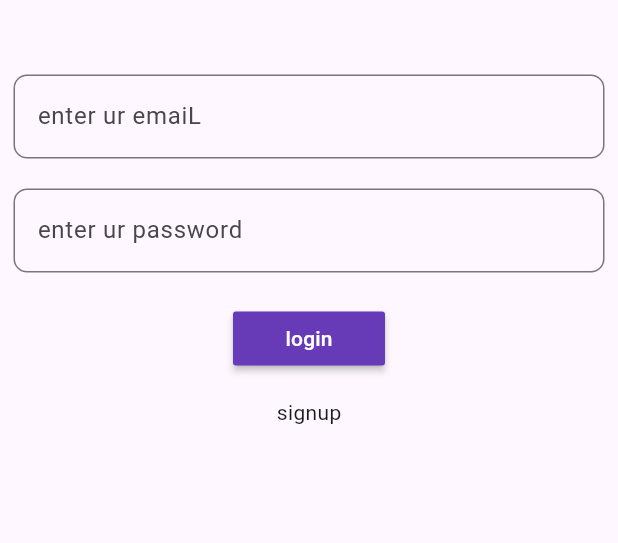
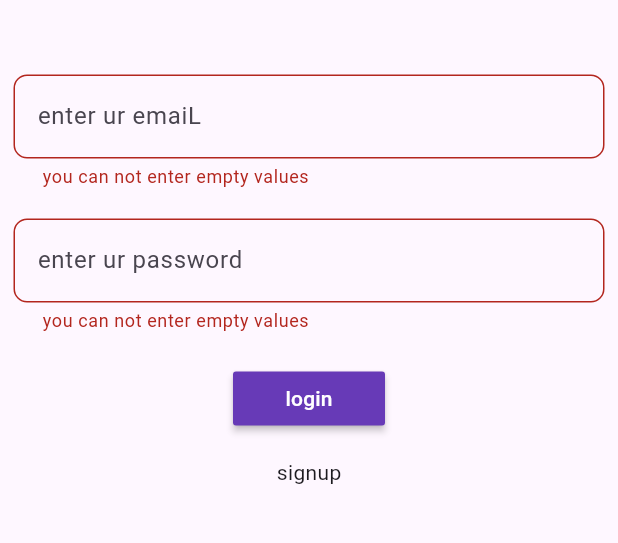
Before and after one commit to mohamadalnabhan/notesapp_php, a Flutter app: the screen it shows after launch, after a tap on "login", on a phone screen of 412 x 824 dp, the part 398-941 px from its top. Run offline on Flutter 3.47's test engine with Material 3 defaults, Android fonts, the phone set to English and light mode, and no system bars; our stand-ins replace awesome_dialog, shared_preferences.

Commit message:
6th commit

```diff
--- a/lib/auth/login.dart
+++ b/lib/auth/login.dart
@@ -1,5 +1,10 @@
+import 'package:awesome_dialog/awesome_dialog.dart';
 import 'package:flutter/material.dart';
+import 'package:php_app/constant/links.dart';
+import 'package:php_app/customWidgets/crud.dart';
 import 'package:php_app/customWidgets/custom_text_form.dart';
+import 'package:php_app/customWidgets/custom_validator.dart';
+import 'package:php_app/main.dart';
 
 class Login extends StatefulWidget {
   const Login({super.key});
@@ -9,17 +14,51 @@ class Login extends StatefulWidget {
 }
 
 class _LoginState extends State<Login> {
+  Crud crud = Crud();
+  bool isLoading = false;
+  GlobalKey<FormState> formstate = GlobalKey();
   TextEditingController email = TextEditingController();
   TextEditingController password = TextEditingController();
-  @override
+
+  logIn() async {
+    bool isLoading = true;
+    setState(() {});
+    if (formstate.currentState!.validate()) {
+      var response = await crud.PostRequest(LinkLogin, {
+        "email": email.text,
+        "password": password.text,
+      });
+      bool isLoading = true;
+      setState(() {});
+      if (response['status'] == "success") {
+        sharedPreferences.setString("id", response['data']['id'].toString());
+        sharedPreferences.setString("username", response['data']['username']);
+        sharedPreferences.setString("email", response['data']['email']);
+        Navigator.of(context).pushNamedAndRemoveUntil("home", (route) => false);
+      } else {
+        return AwesomeDialog(
+          context: (context),
+          title: "login failed",
+          body: Text(
+            "your email or password are wrong ,or ur email does not exist ",
+          ),
+        )..show();
+      }
+    }
+  }
+
   Widget build(BuildContext context) {
     return Scaffold(
       appBar: AppBar(
-        title: Text("login Page",style: TextStyle(color: Colors.white),),
+        title: Text("login Page", style: TextStyle(color: Colors.white)),
 
         backgroundColor: Colors.deepPurple,
       ),
-      body: Form(
+      body:
+          isLoading == true
+              ? Center(child: CircularProgressIndicator())
+              : Form(
+                key: formstate,
                 child: ListView(
                   children: [
                     Container(
@@ -32,10 +71,18 @@ class _LoginState extends State<Login> {
                             height: 200,
                           ),
                           const SizedBox(height: 50),
-                  CustomTextForm(textHint: "enter ur emaiL",
-                   controller: email),
+                          CustomTextForm(
+                            valid: (val) {
+                              return validateForm(val!, 3, 50);
+                            },
+                            textHint: "enter ur emaiL",
+                            controller: email,
+                          ),
                           const SizedBox(height: 20),
                           CustomTextForm(
+                            valid: (val) {
+                              return validateForm(val!, 3, 50);
+                            },
                             textHint: "enter ur password",
                             controller: password,
                           ),
@@ -44,7 +91,9 @@ class _LoginState extends State<Login> {
                             textColor: Colors.white,
                             color: Colors.deepPurple,
                             padding: EdgeInsets.symmetric(horizontal: 35),
-                    onPressed: () {},
+                            onPressed: () async {
+                              await logIn();
+                            },
                             child: Text("login"),
                           ),
                           const SizedBox(height: 15),
--- a/lib/constant/links.dart
+++ b/lib/constant/links.dart
@@ -1,3 +1,4 @@
 const String LinkServerName ="http://10.0.2.2/phppractice";
 
 const String LinkSignUp = "$LinkServerName/auth/signup.php";
+const String LinkLogin = "$LinkServerName/auth/login.php";
--- a/lib/customWidgets/custom_text_form.dart
+++ b/lib/customWidgets/custom_text_form.dart
@@ -4,11 +4,13 @@ import 'package:flutter/material.dart';
 class CustomTextForm extends StatelessWidget {
  TextEditingController? controller;
  final String textHint ;
-  CustomTextForm({super.key, required this.textHint , required this.controller});
+ String? Function(String?) valid ;
+  CustomTextForm({super.key, required this.textHint , required this.controller , required this.valid});
 
   @override
   Widget build(BuildContext context) {
     return TextFormField(
+      validator:valid ,
         controller: controller ,
         decoration: InputDecoration(
           hintText: textHint ,
--- /dev/null
+++ b/lib/customWidgets/custom_validator.dart
@@ -0,0 +1,10 @@
+validateForm(String val , int min , int max){
+  if(val.isEmpty){
+    return " you can not enter empty values";
+  }else if(val.length < min){
+    return "your input can not be less than $min";
+  }else if(val.length > max){
+    return "your input can not be greater than $max";
+  }
+
+}
--- a/lib/home.dart
+++ b/lib/home.dart
@@ -1,4 +1,5 @@
 import 'package:flutter/material.dart';
+import 'package:php_app/main.dart';
 
 class Home extends StatefulWidget {
   const Home({super.key});
@@ -12,9 +13,14 @@ class _HomeState extends State<Home> {
   Widget build(BuildContext context) {
     return Scaffold(
       appBar: AppBar(
+
         title: const Text('Home Screen'),  // Fixed: Using Text instead of Home()
         backgroundColor: Colors.deepPurple,
+        actions: [IconButton(onPressed: (){
+              sharedPreferences.clear();
+               Navigator.of(context).pushNamedAndRemoveUntil("login", (route) => false);
 
+        }, icon: Icon(Icons.exit_to_app))],
       ),
       floatingActionButton: FloatingActionButton(
         backgroundColor: Colors.deepPurple,
--- a/lib/main.dart
+++ b/lib/main.dart
@@ -1,9 +1,15 @@
 import 'package:flutter/material.dart';
 import 'package:php_app/auth/login.dart';
 import 'package:php_app/auth/signup.dart';
+import 'package:php_app/auth/success_signup.dart';
 import 'package:php_app/home.dart';
+import "package:shared_preferences/shared_preferences.dart" ;
 
-void main() {
+
+late SharedPreferences sharedPreferences ;
+void main()async {
+  WidgetsFlutterBinding.ensureInitialized();
+  sharedPreferences = await SharedPreferences.getInstance();
   runApp(const MyApp());
 }
 
@@ -15,11 +21,12 @@ class MyApp extends StatelessWidget {
   Widget build(BuildContext context) {
     return MaterialApp(
       debugShowCheckedModeBanner: false,
-      home: Login(),
+        initialRoute: sharedPreferences.getString('id')==null ?"login" :"home",
       routes: {
         "login" : (context) => (Login()),
         "signup" :(context)=>(Signup()),
         "home" : (context) => (Home()),
+        "success" : (context) => (SuccessSignup()),
       },
 
    );
--- a/pubspec.yaml
+++ b/pubspec.yaml
@@ -38,6 +38,7 @@ dependencies:
   shared_preferences: ^2.5.3
   http: ^1.4.0
   sqflite: ^2.4.2
+  awesome_dialog: ^3.2.1
 
 dev_dependencies:
   flutter_test:
```
Also changed, not shown: lib/auth/signup.dart (+40 -19 lines), lib/auth/success_signup.dart (added, +39 -0 lines), pubspec.lock, 5 other files. Lines whose indentation alone changed are shown as unchanged.
